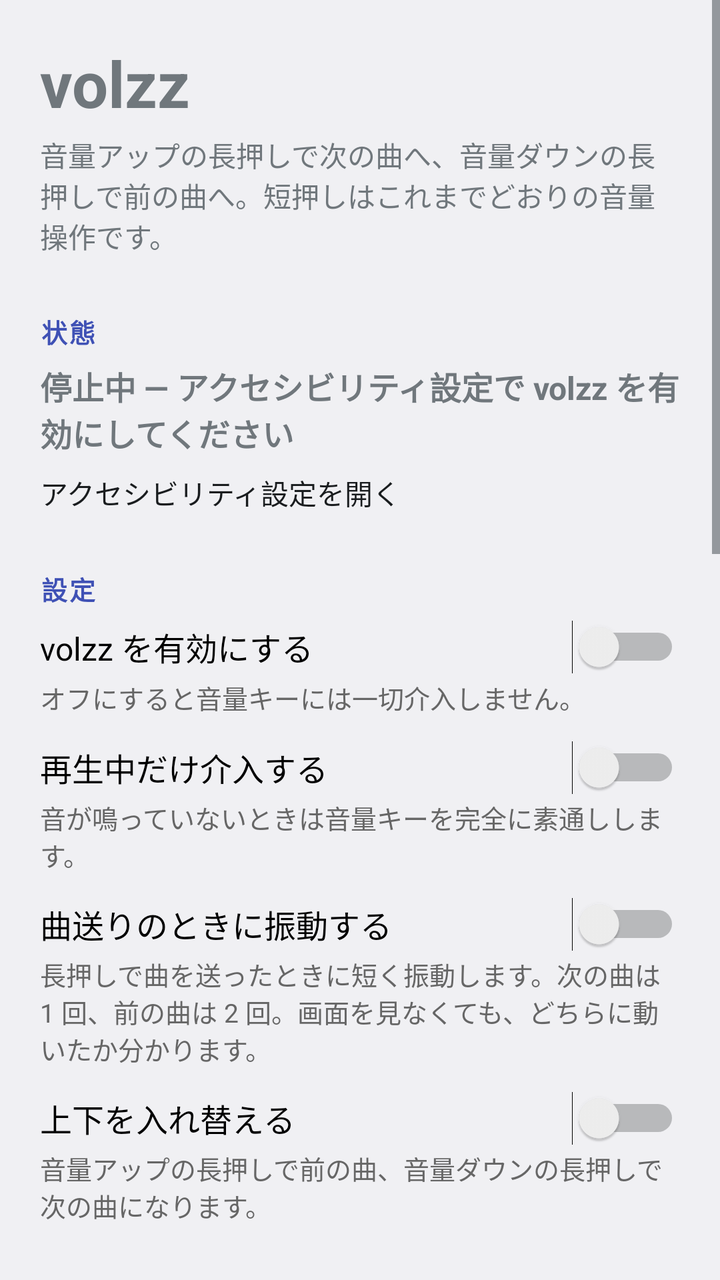
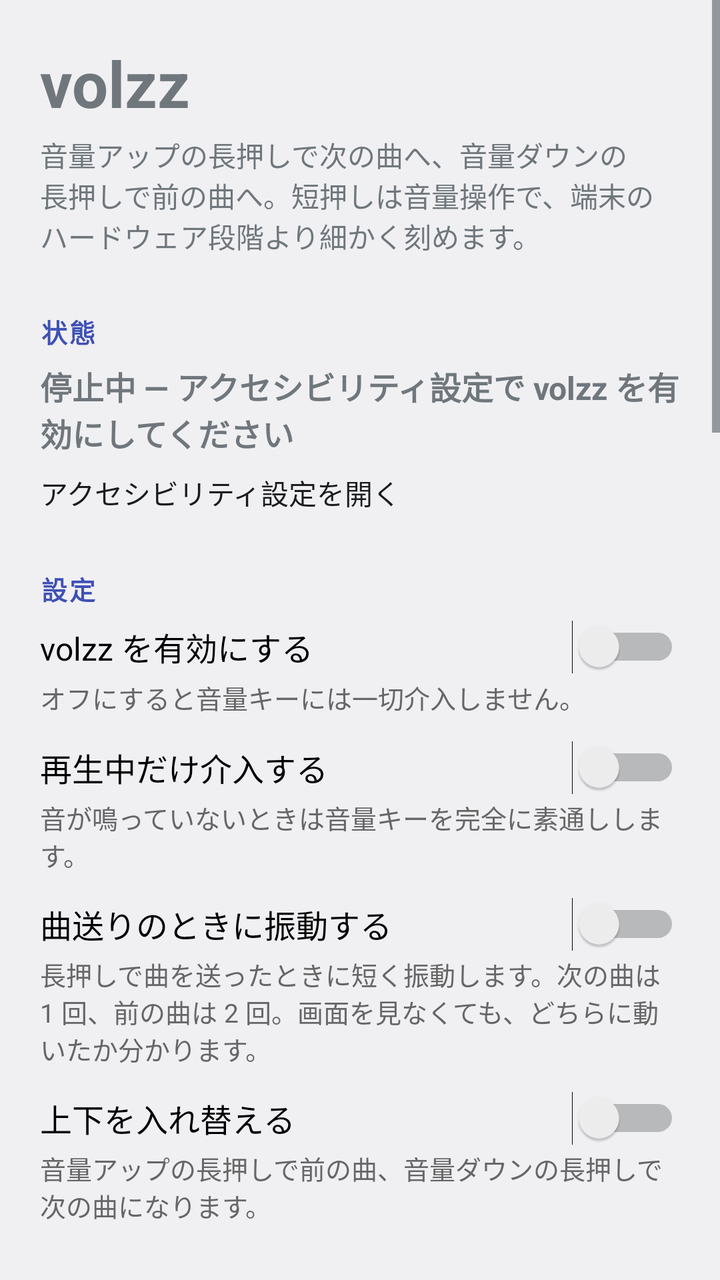

An Android layout rendered at two revisions. The XML below is the earlier revision; the diff shows what the commit changed to produce the second picture.
<!-- AndroidManifest.xml: application theme android:Theme.DeviceDefault.Light.NoActionBar -->
<!-- res/layout/activity_main.xml -->
<?xml version="1.0" encoding="utf-8"?>
<ScrollView xmlns:android="http://schemas.android.com/apk/res/android"
    android:id="@+id/root"
    android:layout_width="match_parent"
    android:layout_height="match_parent"
    android:fillViewport="true">

    <LinearLayout
        android:layout_width="match_parent"
        android:layout_height="wrap_content"
        android:orientation="vertical"
        android:paddingLeft="20dp"
        android:paddingRight="20dp"
        android:paddingTop="20dp"
        android:paddingBottom="32dp">

        <TextView
            android:layout_width="match_parent"
            android:layout_height="wrap_content"
            android:text="@string/app_name"
            android:textSize="32sp"
            android:textStyle="bold" />

        <TextView
            android:layout_width="match_parent"
            android:layout_height="wrap_content"
            android:layout_marginTop="4dp"
            android:text="@string/intro"
            android:textSize="14sp" />

        
        <TextView
            style="@style/SectionTitle"
            android:text="@string/status_title" />

        <TextView
            android:id="@+id/status"
            android:layout_width="match_parent"
            android:layout_height="wrap_content"
            android:textSize="16sp"
            android:textStyle="bold"
            android:text="@string/status_off" />

        <Button
            android:id="@+id/open_settings"
            android:layout_width="match_parent"
            android:layout_height="wrap_content"
            android:layout_marginTop="8dp"
            android:text="@string/open_settings" />

        
        <TextView
            style="@style/SectionTitle"
            android:text="@string/settings_title" />

        <Switch
            android:id="@+id/enabled"
            android:layout_width="match_parent"
            android:layout_height="wrap_content"
            android:text="@string/enabled_label"
            android:textSize="16sp" />

        <TextView
            style="@style/Hint"
            android:text="@string/enabled_desc" />

        <Switch
            android:id="@+id/only_while_playing"
            android:layout_width="match_parent"
            android:layout_height="wrap_content"
            android:layout_marginTop="12dp"
            android:text="@string/only_while_playing_label"
            android:textSize="16sp" />

        <TextView
            style="@style/Hint"
            android:text="@string/only_while_playing_desc" />

        <Switch
            android:id="@+id/vibrate"
            android:layout_width="match_parent"
            android:layout_height="wrap_content"
            android:layout_marginTop="12dp"
            android:text="@string/vibrate_label"
            android:textSize="16sp" />

        <TextView
            style="@style/Hint"
            android:text="@string/vibrate_desc" />

        <Switch
            android:id="@+id/swap"
            android:layout_width="match_parent"
            android:layout_height="wrap_content"
            android:layout_marginTop="12dp"
            android:text="@string/swap_label"
            android:textSize="16sp" />

        <TextView
            style="@style/Hint"
            android:text="@string/swap_desc" />

        
        <TextView
            style="@style/SectionTitle"
            android:text="@string/threshold_title" />

        <TextView
            android:id="@+id/threshold_label"
            android:layout_width="match_parent"
            android:layout_height="wrap_content"
            android:textSize="16sp"
            android:textStyle="bold" />

        <SeekBar
            android:id="@+id/threshold"
            android:layout_width="match_parent"
            android:layout_height="wrap_content"
            android:layout_marginTop="4dp" />

        <TextView
            style="@style/Hint"
            android:text="@string/threshold_desc" />

        
        <TextView
            style="@style/SectionTitle"
            android:text="@string/mode_title" />

        <TextView
            style="@style/Hint"
            android:text="@string/mode_desc" />

        
        <TextView
            style="@style/SectionTitle"
            android:text="@string/diag_title" />

        <TextView
            android:id="@+id/diag"
            android:layout_width="match_parent"
            android:layout_height="wrap_content"
            android:fontFamily="monospace"
            android:textSize="14sp" />

        <TextView
            style="@style/Hint"
            android:text="@string/diag_desc" />

        
        <TextView
            style="@style/SectionTitle"
            android:text="@string/perm_title" />

        <TextView
            style="@style/Hint"
            android:text="@string/perm_desc" />

    </LinearLayout>
</ScrollView>
<!-- resources referenced by this layout -->
<resources>
  <string name="app_name">volzz</string>
  <string name="diag_desc">この画面を開いたまま音量キーを押すと、volzz がキーを受け取れているか確認できます。数字が増えなければキーが届いていません。\n\n画面が消えている間の分は 2 行目に数えます。画面を消して音量キーを押し、画面を点けてからこの画面を開けば、そのときの動きが「最近の動き」に残っています。同じ行は logcat にも出ます（adb logcat -s volzz）。</string>
  <string name="diag_title">動作確認</string>
  <string name="enabled_desc">オフにすると音量キーには一切介入しません。</string>
  <string name="enabled_label">volzz を有効にする</string>
  <string name="intro">音量アップの長押しで次の曲へ、音量ダウンの長押しで前の曲へ。短押しはこれまでどおりの音量操作です。</string>
  <string name="mode_desc">volzz は音量キーを完全に横取りし、指を離して「短押しだった」と確定してから音量を動かします。そのため曲送りのときに音量が動くことは一度もありません。画面が消えている間も同じで、こちらはメディアセッション経由でキーを受け取ります。\n\n短押しの反応が遅れるのは、実際にボタンを押していた時間のぶんだけです。軽くタップするぶんにはほとんど分かりません。押した瞬間に音量を動かしてしまうと、長押しだったと分かった時点で戻すしかなく、音量が 1 段上がってから下がる動きになるため、この方式にしています。</string>
  <string name="mode_title">短押しの扱い</string>
  <string name="only_while_playing_desc">音が鳴っていないときは音量キーを完全に素通しします。</string>
  <string name="only_while_playing_label">再生中だけ介入する</string>
  <string name="open_settings">アクセシビリティ設定を開く</string>
  <string name="perm_desc">振動（VIBRATE）だけ。曲送りの合図に使います。上の「曲送りのときに振動する」をオフにすれば一度も使いません。\n\nインターネット接続も、通知も、位置情報も、ストレージも使いません。ほかに必要なのはアクセシビリティ設定での有効化だけです。</string>
  <string name="perm_title">このアプリが使う権限</string>
  <string name="settings_title">設定</string>
  <string name="status_off">停止中 — アクセシビリティ設定で volzz を有効にしてください</string>
  <string name="status_title">状態</string>
  <string name="swap_desc">音量アップの長押しで前の曲、音量ダウンの長押しで次の曲になります。</string>
  <string name="swap_label">上下を入れ替える</string>
  <string name="threshold_desc">この時間を超えて押し続けると曲送りになります。短くすると曲送りが速くなりますが、少し長めの音量操作が誤って曲送りになりやすくなります。</string>
  <string name="threshold_title">長押しと判定する時間</string>
  <string name="vibrate_desc">長押しで曲を送ったときに短く振動します。次の曲は 1 回、前の曲は 2 回。画面を見なくても、どちらに動いたか分かります。</string>
  <string name="vibrate_label">曲送りのときに振動する</string>
  <style name="Hint">
          <item name="android:layout_width">match_parent</item>
          <item name="android:layout_height">wrap_content</item>
          <item name="android:layout_marginTop">2dp</item>
          <item name="android:textSize">13sp</item>
          <item name="android:textColor">#FF666666</item>
      </style>
  <style name="SectionTitle">
          <item name="android:layout_width">match_parent</item>
          <item name="android:layout_height">wrap_content</item>
          <item name="android:layout_marginTop">28dp</item>
          <item name="android:layout_marginBottom">6dp</item>
          <item name="android:textSize">13sp</item>
          <item name="android:textStyle">bold</item>
          <item name="android:textAllCaps">true</item>
          <item name="android:letterSpacing">0.08</item>
          <item name="android:textColor">#FF3F51B5</item>
      </style>
</resources>

<!-- the commit's change to res/layout/activity_main.xml (unified diff, before → after) -->
@@ -1,4 +1,5 @@
 <?xml version="1.0" encoding="utf-8"?>
+
 <ScrollView xmlns:android="http://schemas.android.com/apk/res/android"
     android:id="@+id/root"
     android:layout_width="match_parent"
@@ -103,16 +104,61 @@
         
         <TextView
             style="@style/SectionTitle"
-            android:text="@string/threshold_title" />
-
-        <TextView
-            android:id="@+id/threshold_label"
-            android:layout_width="match_parent"
-            android:layout_height="wrap_content"
+            android:text="@string/fine_title" />
+
+        <TextView
+            android:id="@+id/fine_status"
+            android:layout_width="match_parent"
+            android:layout_height="wrap_content"
+            android:textSize="14sp" />
+
+        <Switch
+            android:id="@+id/fine_enabled"
+            android:layout_width="match_parent"
+            android:layout_height="wrap_content"
+            android:layout_marginTop="12dp"
+            android:text="@string/fine_enabled_label"
+            android:textSize="16sp" />
+
+        <TextView
+            style="@style/Hint"
+            android:text="@string/fine_enabled_desc" />
+
+        <TextView
+            android:id="@+id/fine_steps_label"
+            android:layout_width="match_parent"
+            android:layout_height="wrap_content"
+            android:layout_marginTop="12dp"
             android:textSize="16sp"
             android:textStyle="bold" />
 
         <SeekBar
+            android:id="@+id/fine_steps"
+            android:layout_width="match_parent"
+            android:layout_height="wrap_content"
+            android:layout_marginTop="4dp" />
+
+        <TextView
+            android:id="@+id/fine_steps_detail"
+            style="@style/Hint" />
+
+        <TextView
+            style="@style/Hint"
+            android:text="@string/fine_desc" />
+
+        
+        <TextView
+            style="@style/SectionTitle"
+            android:text="@string/threshold_title" />
+
+        <TextView
+            android:id="@+id/threshold_label"
+            android:layout_width="match_parent"
+            android:layout_height="wrap_content"
+            android:textSize="16sp"
+            android:textStyle="bold" />
+
+        <SeekBar
             android:id="@+id/threshold"
             android:layout_width="match_parent"
             android:layout_height="wrap_content"
<!-- resource entries referenced after the edit -->
@@ -5,8 +5,16 @@
   <string name="diag_title">動作確認</string>
   <string name="enabled_desc">オフにすると音量キーには一切介入しません。</string>
   <string name="enabled_label">volzz を有効にする</string>
-  <string name="intro">音量アップの長押しで次の曲へ、音量ダウンの長押しで前の曲へ。短押しはこれまでどおりの音量操作です。</string>
-  <string name="mode_desc">volzz は音量キーを完全に横取りし、指を離して「短押しだった」と確定してから音量を動かします。そのため曲送りのときに音量が動くことは一度もありません。画面が消えている間も同じで、こちらはメディアセッション経由でキーを受け取ります。\n\n短押しの反応が遅れるのは、実際にボタンを押していた時間のぶんだけです。軽くタップするぶんにはほとんど分かりません。押した瞬間に音量を動かしてしまうと、長押しだったと分かった時点で戻すしかなく、音量が 1 段上がってから下がる動きになるため、この方式にしています。</string>
+  <string name="fine_desc">端末のハード段階は増やせません（起動時に読まれる読み取り専用の設定で決まります）。そこで段と段の隙間を、音声エフェクトの負のゲインで埋めています。
+  
+  狙いの音量以上でいちばん近いハード段を選び、残りをゲインで埋めるので、万一エフェクトが効かなくなっても音はハード 1 段分しか跳ねません。
+  
+  大きく変えたいときは続けて連打してください。連打している間だけ歩幅が広がります（長押しは曲送りなので使えません）。</string>
+  <string name="fine_enabled_desc">短押し 1 回で動く量を細かくします。切ると今までどおり 1 押し 1 段です。長押しの曲送りはどちらでも変わりません。</string>
+  <string name="fine_enabled_label">ハード段階より細かく刻む</string>
+  <string name="fine_title">細かい音量</string>
+  <string name="intro">音量アップの長押しで次の曲へ、音量ダウンの長押しで前の曲へ。短押しは音量操作で、端末のハードウェア段階より細かく刻めます。</string>
+  <string name="mode_desc">volzz は音量キーを完全に横取りし、指を離して「短押しだった」と確定してから音量を動かします。動かす量は「細かい音量」の設定で決まります。そのため曲送りのときに音量が動くことは一度もありません。画面が消えている間も同じで、こちらはメディアセッション経由でキーを受け取ります。\n\n短押しの反応が遅れるのは、実際にボタンを押していた時間のぶんだけです。軽くタップするぶんにはほとんど分かりません。押した瞬間に音量を動かしてしまうと、長押しだったと分かった時点で戻すしかなく、音量が 1 段上がってから下がる動きになるため、この方式にしています。</string>
   <string name="mode_title">短押しの扱い</string>
   <string name="only_while_playing_desc">音が鳴っていないときは音量キーを完全に素通しします。</string>
   <string name="only_while_playing_label">再生中だけ介入する</string>
